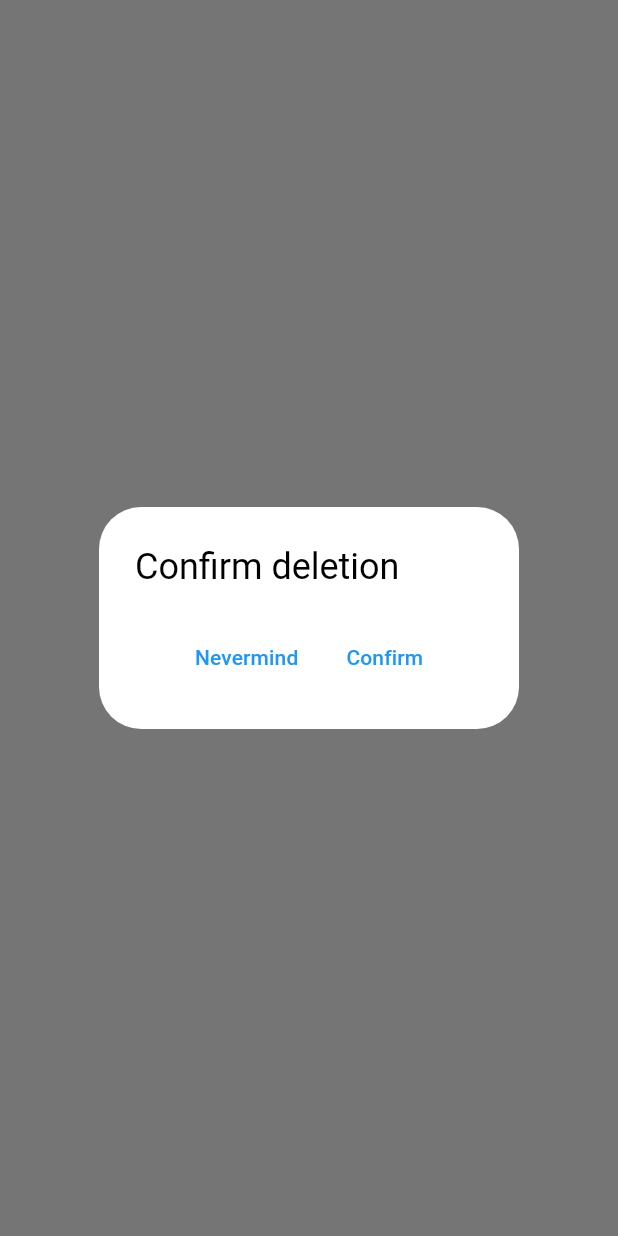
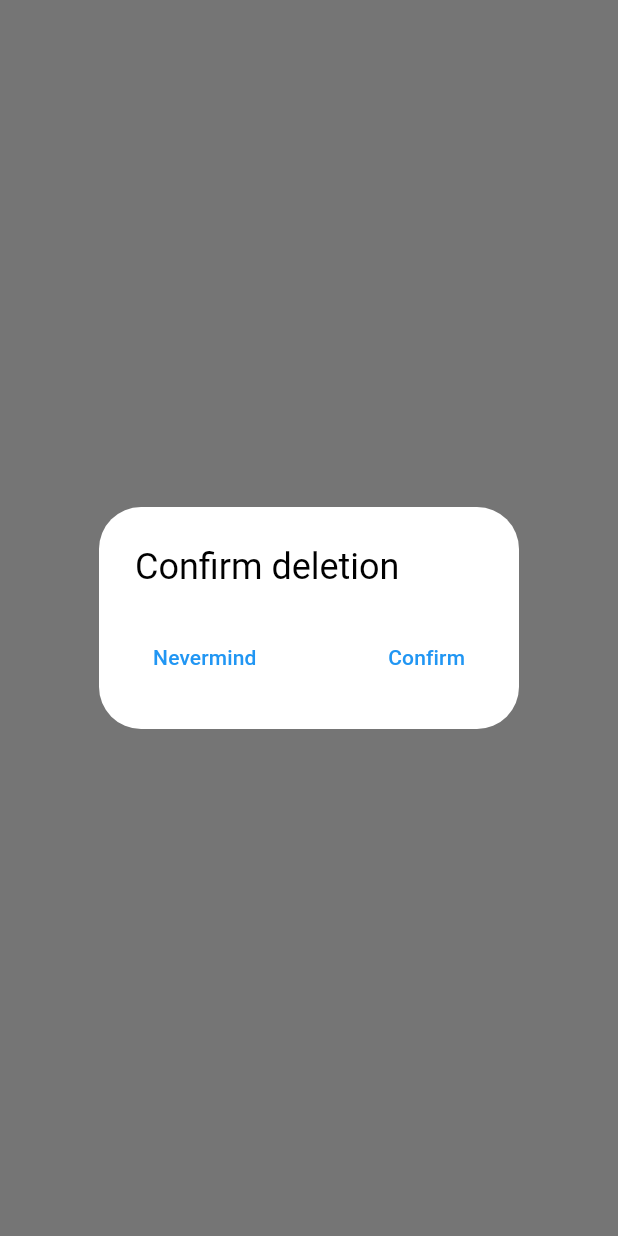
Before and after one commit to deadlyunicorn/path_finders, a Flutter app: what showDeletionConfirmationDialog() shows on an empty page, opened directly with empty values, on a phone screen of 412 x 824 dp. Run offline on Flutter 3.47's test engine with Material 3 defaults, Android fonts, the phone set to English and light mode, and no system bars; drawn by our look-alikes of dynamic_color; our stand-ins replace awesome_notifications, flutter_compass, flutter_secure_storage, geolocator, shared_preferences; accounts and stored records are empty; generated files the repository leaves out were written again; network calls fail.

Commit message:
UI adjustments

```diff
--- a/lib/src/custom/snackbar_custom.dart
+++ b/lib/src/custom/snackbar_custom.dart
@@ -1,3 +1,5 @@
+import 'dart:math';
+
 import 'package:flutter/material.dart';
 
 class CustomSnackBar extends SnackBar {
@@ -5,21 +7,22 @@ class CustomSnackBar extends SnackBar {
   final BuildContext context;
   final String textContent;
   final Color? bgColor;
+  final TextStyle? textStyle;
 
   CustomSnackBar({
     super.key, required this.textContent,
     required this.context,
     this.bgColor,
+    this.textStyle,
     super.elevation,
     super.duration = const Duration( seconds: 4 ) })
   :super(
     content: Text(
       textContent,
       textAlign: TextAlign.center,
-      style: TextStyle(
-        color: Theme.of(context).indicatorColor
-      )
+      style: textStyle?.copyWith( fontWeight: FontWeight.w600 )
     ),
+    width: max(MediaQuery.sizeOf(context).width/2 , min( MediaQuery.sizeOf(context).width - 50, 500) ) ,
     backgroundColor: bgColor ?? Theme.of(context).primaryColor.withAlpha( 220 ),
     behavior: SnackBarBehavior.floating,
   );
--- a/lib/src/friends/entry_insertion_views/deletion_prompt.dart
+++ b/lib/src/friends/entry_insertion_views/deletion_prompt.dart
@@ -14,7 +14,7 @@ showDeletionConfirmationDialog( BuildContext context, TargetListingsProviderAbst
     builder: (context)
       =>AlertDialog(
         title: Text( appLocalizations!.dialog_delete_confirmation ),
-        actionsAlignment: MainAxisAlignment.center,
+        actionsAlignment: MainAxisAlignment.spaceBetween,
         actions: [
 
           TextButton(
--- a/lib/src/friends/entry_insertion_views/static_entry_dialog_view.dart
+++ b/lib/src/friends/entry_insertion_views/static_entry_dialog_view.dart
@@ -180,6 +180,7 @@ Future<void> submissionHandler(
                     duration: const Duration( seconds: 2),
                     bgColor: Theme.of(context).colorScheme.error.withAlpha( 220 ),
                     textContent: AppLocalizations.of(context)!.snackbar_invalidData,
+                    textStyle: TextStyle( color: Theme.of(context).colorScheme.onError ),
                     context: context
                   )
                 );
--- a/lib/src/settings/settings_view.dart
+++ b/lib/src/settings/settings_view.dart
@@ -42,6 +42,7 @@ class SettingsView extends StatelessWidget {
             Column(
               children: [
                 Row(
+                  mainAxisAlignment: MainAxisAlignment.center,
                   children: [
                     Text( "${appLocalizations.settings_theme}: ", style: Theme.of(context).textTheme.bodyLarge ),
                     DropdownButton<ThemeMode>(
@@ -67,6 +68,7 @@ class SettingsView extends StatelessWidget {
                   ],
                 ),
                 Row(
+                  mainAxisAlignment: MainAxisAlignment.center,
                   children: [
                     Text( "${appLocalizations.settings_language}: ", style: Theme.of(context).textTheme.bodyLarge ),
                     DropdownButton(
```
